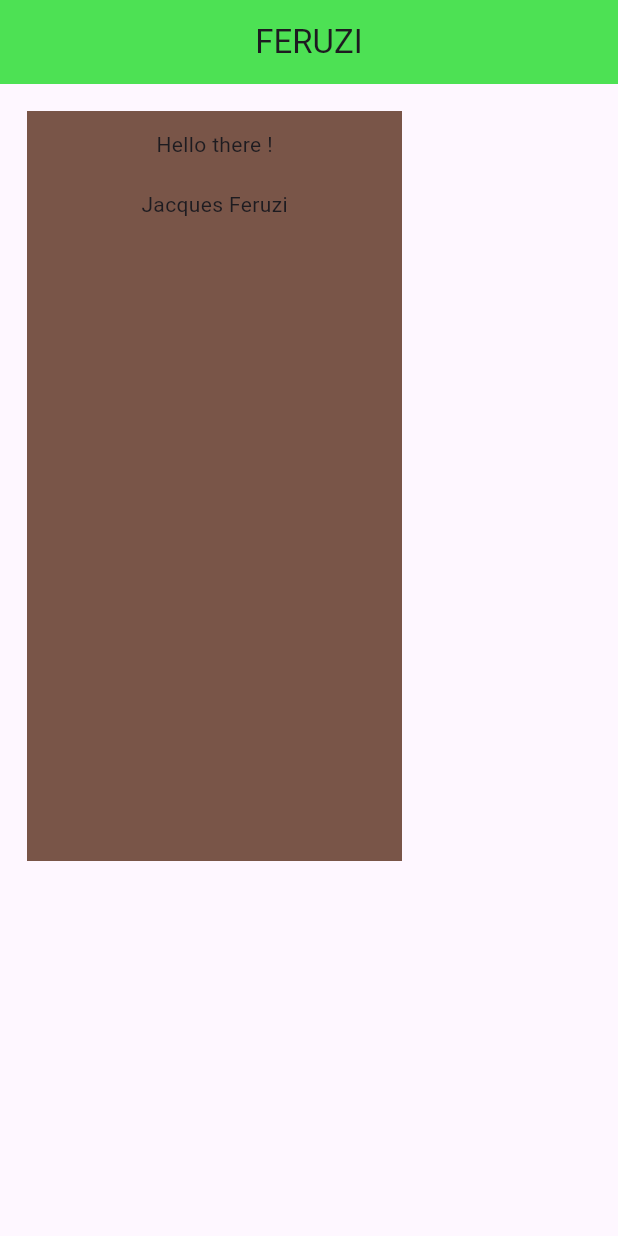
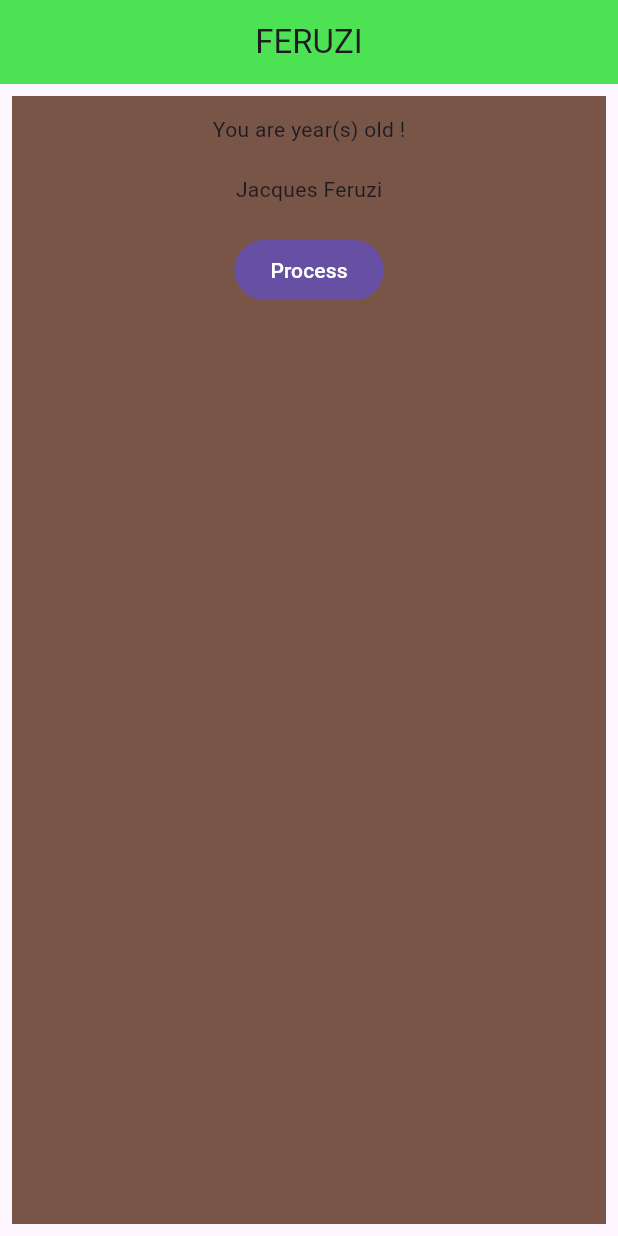
Before and after one commit to sikatenda/MathApp_in_flutter, a Flutter app: the screen it shows after launch, on a phone screen of 412 x 824 dp. Run offline on Flutter 3.47's test engine with Material 3 defaults, Android fonts, the phone set to English and light mode, and no system bars.

Commit message:
button and class

```diff
--- a/MathFlutter/app1/lib/main.dart
+++ b/MathFlutter/app1/lib/main.dart
@@ -6,6 +6,15 @@ void main() {
 
 class MyWidget extends StatelessWidget {
   const MyWidget({super.key});
+
+  //int? number;
+
+  void increase() {
+    int? num1;
+    num1 = (num1! + 1);
+  }
+
+  //Addition a = Addition();
 
   @override
   Widget build(BuildContext context) {
@@ -18,20 +27,26 @@ class MyWidget extends StatelessWidget {
           backgroundColor: Color.fromARGB(255, 77, 225, 84),
         ),
         body: SafeArea(
+          child: Center(
             child: Container(
               padding: const EdgeInsets.all(12),
-            margin: EdgeInsets.all(18),
+              margin: EdgeInsets.all(8),
               color: Colors.brown,
-            width: 250,
-            height: 500,
+              width: double.infinity,
+              height: double.infinity,
               child: Column(
                 children: [
                   Padding(
                     padding: const EdgeInsets.fromLTRB(0, 0, 0, 20),
-                  child: Text("Hello there !"),
+                    child: const Text("You are year(s) old !"),
                   ),
-                Text("Jacques Feruzi"),
+                  Padding(
+                    padding: const EdgeInsets.fromLTRB(0, 0, 0, 20),
+                    child: Text("Jacques Feruzi"),
+                  ),
+                  FilledButton(onPressed: () {}, child: const Text("Process")),
                 ],
+              ),
             ),
           ),
         ),
@@ -39,3 +54,13 @@ class MyWidget extends StatelessWidget {
     );
   }
 }
+
+class Addition {
+  //properties
+  int? number;
+
+  //Method
+  void add(number) {
+    number++;
+  }
+}
```
Also changed, not shown: MathFlutter/app1/lib/power.dart (added, +22 -0 lines). Lines whose indentation alone changed are shown as unchanged.
